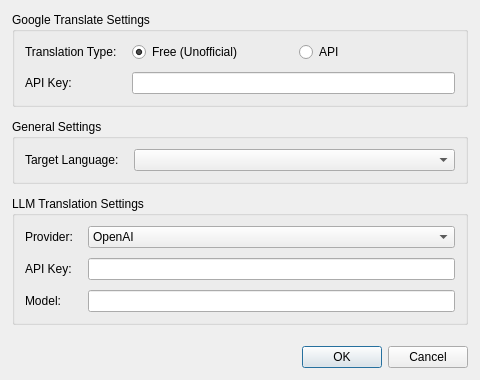
The window that settingsdialog.ui (kimgamerTV/NST-Ghost) describes before a commit, drawn with Qt 5.
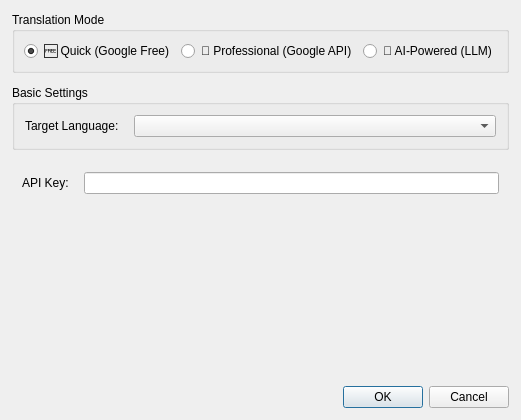
The same window after the commit. The open tabs and pages were chosen to show the change.

What changed in the file:
```diff
--- a/settingsdialog.ui
+++ b/settingsdialog.ui
@@ -7,7 +7,7 @@
     <x>0</x>
     <y>0</y>
     <width>480</width>
-    <height>380</height>
+    <height>420</height>
    </rect>
   </property>
   <property name="windowTitle">
@@ -32,46 +32,13 @@
    <item>
     <widget class="QGroupBox" name="googleSettingsGroupBox">
      <property name="title">
-      <string>Google Translate Settings</string>
+      <string>Translation Mode</string>
      </property>
-     <layout class="QFormLayout" name="formLayout">
-      <property name="horizontalSpacing">
-       <number>15</number>
-      </property>
-      <property name="verticalSpacing">
-       <number>10</number>
-      </property>
-      <property name="leftMargin">
-       <number>10</number>
-      </property>
-      <property name="topMargin">
-       <number>10</number>
-      </property>
-      <property name="rightMargin">
-       <number>10</number>
-      </property>
-      <property name="bottomMargin">
-       <number>10</number>
-      </property>
-      <item row="0" column="0">
-       <widget class="QLabel" name="label">
-        <property name="text">
-         <string>Translation Type:</string>
-        </property>
-       </widget>
-      </item>
-      <item row="0" column="1">
-       <layout class="QHBoxLayout" name="horizontalLayout">
-        <property name="spacing">
-         <number>10</number>
-        </property>
+     <layout class="QHBoxLayout" name="horizontalLayout_mode">
         <item>
-         <widget class="QRadioButton" name="googleFreeRadioButton">
-          <property name="toolTip">
-           <string>Uses an unofficial method to translate, may be unstable.</string>
-          </property>
+       <widget class="QRadioButton" name="quickTranslateRadioButton">
           <property name="text">
-           <string>Free (Unofficial)</string>
+         <string>🆓 Quick (Google Free)</string>
           </property>
           <property name="checked">
            <bool>true</bool>
@@ -79,52 +46,28 @@
          </widget>
         </item>
         <item>
-         <widget class="QRadioButton" name="googleApiRadioButton">
-          <property name="toolTip">
-           <string>Uses the official Google Translate API, requires an API key.</string>
-          </property>
+       <widget class="QRadioButton" name="professionalTranslateRadioButton">
           <property name="text">
-           <string>API</string>
+         <string>🔑 Professional (Google API)</string>
           </property>
          </widget>
         </item>
-       </layout>
-      </item>
-      <item row="1" column="0">
-       <widget class="QLabel" name="apiKeyLabel">
-        <property name="toolTip">
-         <string>Your Google Translate API key.</string>
-        </property>
+      <item>
+       <widget class="QRadioButton" name="aiPoweredTranslateRadioButton">
         <property name="text">
-         <string>API Key:</string>
+         <string>🤖 AI-Powered (LLM)</string>
         </property>
        </widget>
       </item>
-      <item row="1" column="1">
-       <widget class="QLineEdit" name="googleApiKeyEdit"/>
-      </item>
      </layout>
     </widget>
    </item>
    <item>
-    <spacer name="verticalSpacer_google_llm">
-     <property name="orientation">
-      <enum>Qt::Orientation::Vertical</enum>
-     </property>
-     <property name="sizeHint" stdset="0">
-      <size>
-       <width>20</width>
-       <height>20</height>
-      </size>
-     </property>
-    </spacer>
-   </item>
-   <item>
-    <widget class="QGroupBox" name="generalSettingsGroupBox">
+    <widget class="QGroupBox" name="basicSettingsGroupBox">
      <property name="title">
-      <string>General Settings</string>
+      <string>Basic Settings</string>
      </property>
-     <layout class="QFormLayout" name="formLayout_3">
+     <layout class="QFormLayout" name="formLayout_basic">
       <property name="horizontalSpacing">
        <number>15</number>
       </property>
@@ -160,24 +103,61 @@
     </widget>
    </item>
    <item>
-    <spacer name="verticalSpacer_general_llm">
-     <property name="orientation">
-      <enum>Qt::Orientation::Vertical</enum>
+    <widget class="QStackedWidget" name="configStackedWidget">
+     <property name="currentIndex">
+      <number>0</number>
      </property>
-     <property name="sizeHint" stdset="0">
-      <size>
-       <width>20</width>
-       <height>20</height>
-      </size>
-     </property>
-    </spacer>
-   </item>
+     <widget class="QWidget" name="page_quick">
+      <layout class="QVBoxLayout" name="verticalLayout_quick">
    <item>
-    <widget class="QGroupBox" name="llmSettingsGroupBox">
-     <property name="title">
-      <string>LLM Translation Settings</string>
-     </property>
-     <layout class="QFormLayout" name="formLayout_2">
+        <widget class="QLabel" name="label_quick_info">
+         <property name="text">
+          <string>No specific settings for Quick Translate.</string>
+         </property>
+         <property name="alignment">
+          <set>Qt::AlignCenter</set>
+         </property>
+        </widget>
+       </item>
+      </layout>
+     </widget>
+     <widget class="QWidget" name="page_professional">
+      <layout class="QFormLayout" name="formLayout_professional">
+       <property name="horizontalSpacing">
+        <number>15</number>
+       </property>
+       <property name="verticalSpacing">
+        <number>10</number>
+       </property>
+       <property name="leftMargin">
+        <number>10</number>
+       </property>
+       <property name="topMargin">
+        <number>10</number>
+       </property>
+       <property name="rightMargin">
+        <number>10</number>
+       </property>
+       <property name="bottomMargin">
+        <number>10</number>
+       </property>
+       <item row="0" column="0">
+        <widget class="QLabel" name="googleApiKeyLabel">
+         <property name="toolTip">
+          <string>Your Google Translate API key.</string>
+         </property>
+         <property name="text">
+          <string>API Key:</string>
+         </property>
+        </widget>
+       </item>
+       <item row="0" column="1">
+        <widget class="QLineEdit" name="googleApiKeyEdit"/>
+       </item>
+      </layout>
+     </widget>
+     <widget class="QWidget" name="page_ai_powered">
+      <layout class="QFormLayout" name="formLayout_ai_powered">
       <property name="horizontalSpacing">
        <number>15</number>
       </property>
@@ -208,11 +188,6 @@
       </item>
       <item row="0" column="1">
        <widget class="QComboBox" name="llmProviderComboBox">
-        <item>
-         <property name="text">
-          <string>OpenAI</string>
-         </property>
-        </item>
         <item>
          <property name="text">
           <string>Google AI</string>
@@ -244,9 +219,35 @@
        </widget>
       </item>
       <item row="2" column="1">
-       <widget class="QLineEdit" name="llmModelEdit"/>
-      </item>
-     </layout>
+        <widget class="QComboBox" name="llmModelComboBox"/>
+       </item>
+       <item row="3" column="0" colspan="2">
+        <widget class="QGroupBox" name="llmAdvancedGroupBox">
+         <property name="title">
+          <string>Advanced</string>
+         </property>
+         <property name="checkable">
+          <bool>true</bool>
+         </property>
+         <property name="checked">
+          <bool>false</bool>
+         </property>
+         <layout class="QFormLayout" name="formLayout_advanced">
+          <item row="0" column="0">
+           <widget class="QLabel" name="llmBaseUrlLabel">
+            <property name="text">
+             <string>Base URL:</string>
+            </property>
+           </widget>
+          </item>
+          <item row="0" column="1">
+           <widget class="QLineEdit" name="llmBaseUrlEdit"/>
+          </item>
+         </layout>
+        </widget>
+       </item>
+      </layout>
+     </widget>
     </widget>
    </item>
    <item>
```
Left out of the diff: 11 changed lines with no effect on the pictures. Lines whose indentation alone changed are shown as unchanged.
